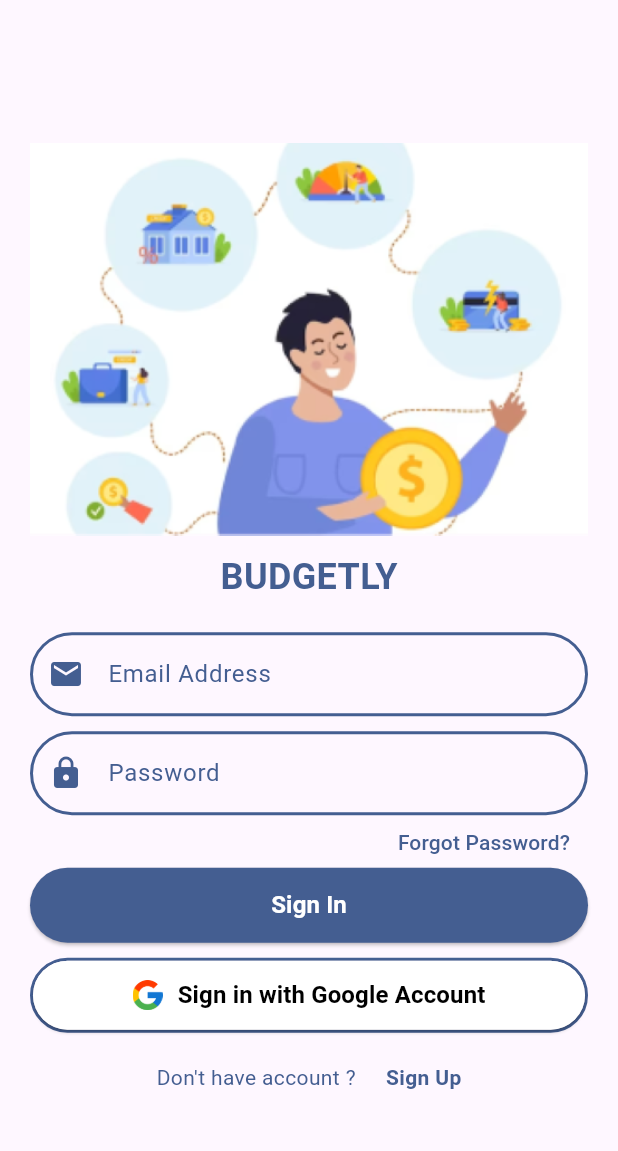
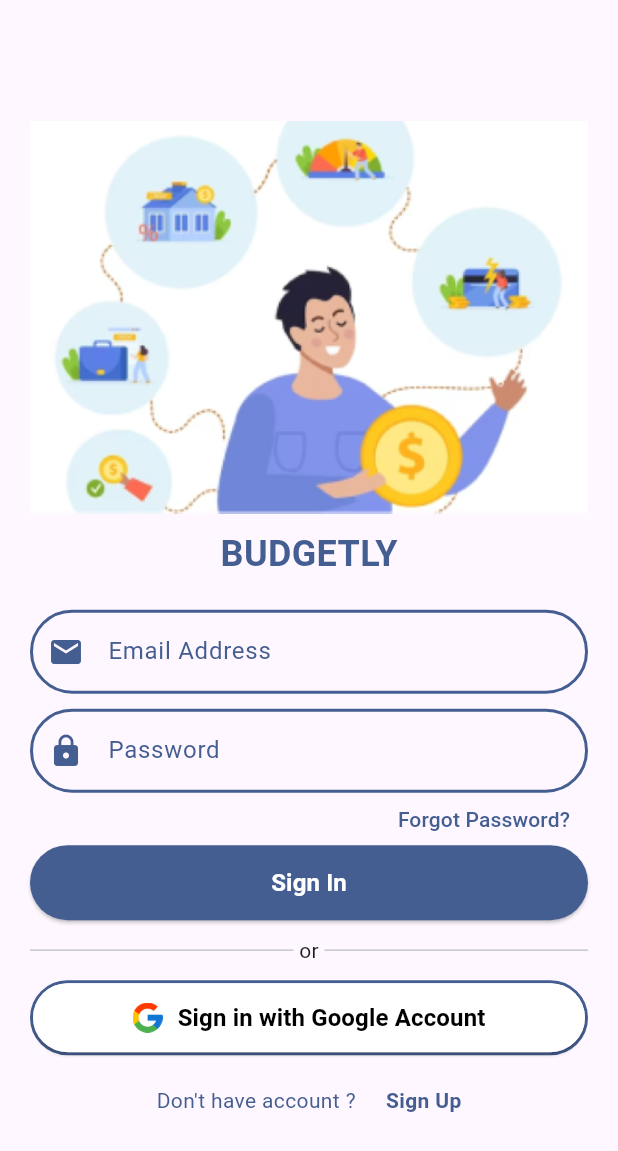
Before and after one commit to RMIT-Budgetly/budgetly, a Flutter app: the screen it shows after launch, on a phone screen of 412 x 824 dp. Shown: the top 1151 px of the screen. Run offline on Flutter 3.47's test engine with Material 3 defaults, Android fonts, the phone set to English and light mode, and no system bars; our stand-ins replace firebase_auth, firebase_core, image_picker; accounts and stored records are empty.

Commit message:
BGL-29 improve UI

```diff
--- a/lib/pages/user_authentication/auth_screen.dart
+++ b/lib/pages/user_authentication/auth_screen.dart
@@ -209,7 +209,22 @@ class _AuthScreenState extends State<AuthScreen> {
                       ),
                     ),
                   ),
-                  const SizedBox(height: 10),
+                  const SizedBox(
+                    height: 10,
+                  ),
+                  const Row(
+                    children: [
+                      Expanded(child: Divider()),
+                      Text(
+                        ' or ',
+                        style: TextStyle(fontSize: 14),
+                      ),
+                      Expanded(child: Divider()),
+                    ],
+                  ),
+                  const SizedBox(
+                    height: 10,
+                  ),
                   Container(
                     width: MediaQuery.of(context).size.width,
                     height: 50,
@@ -475,6 +490,56 @@ class _AuthScreenState extends State<AuthScreen> {
                               ),
                             ),
                           ),
+                          const SizedBox(
+                            height: 10,
+                          ),
+                          const Row(
+                            children: [
+                              Expanded(child: Divider()),
+                              Text(
+                                ' or ',
+                                style: TextStyle(fontSize: 14),
+                              ),
+                              Expanded(child: Divider()),
+                            ],
+                          ),
+                          const SizedBox(
+                            height: 10,
+                          ),
+                          Container(
+                            width: MediaQuery.of(context).size.width,
+                            height: 50,
+                            decoration: BoxDecoration(
+                                borderRadius: BorderRadius.circular(90),
+                                border: Border.all(
+                                  color: Theme.of(context).colorScheme.primary,
+                                  width: 2,
+                                )),
+                            child: ElevatedButton(
+                              style: ButtonStyle(
+                                backgroundColor: MaterialStateColor.resolveWith(
+                                    (states) => Colors.white),
+                              ),
+                              onPressed: () {},
+                              child: Row(
+                                mainAxisAlignment: MainAxisAlignment.center,
+                                children: [
+                                  Image.asset(
+                                    'assets/images/google_icon.png',
+                                    width: 20,
+                                  ),
+                                  const SizedBox(width: 10),
+                                  const Text(
+                                    'Sign up with Google Account',
+                                    style: TextStyle(
+                                        color: Colors.black,
+                                        fontSize: 16,
+                                        fontWeight: FontWeight.bold),
+                                  ),
+                                ],
+                              ),
+                            ),
+                          ),
                         ],
                       ),
                     ),
```
